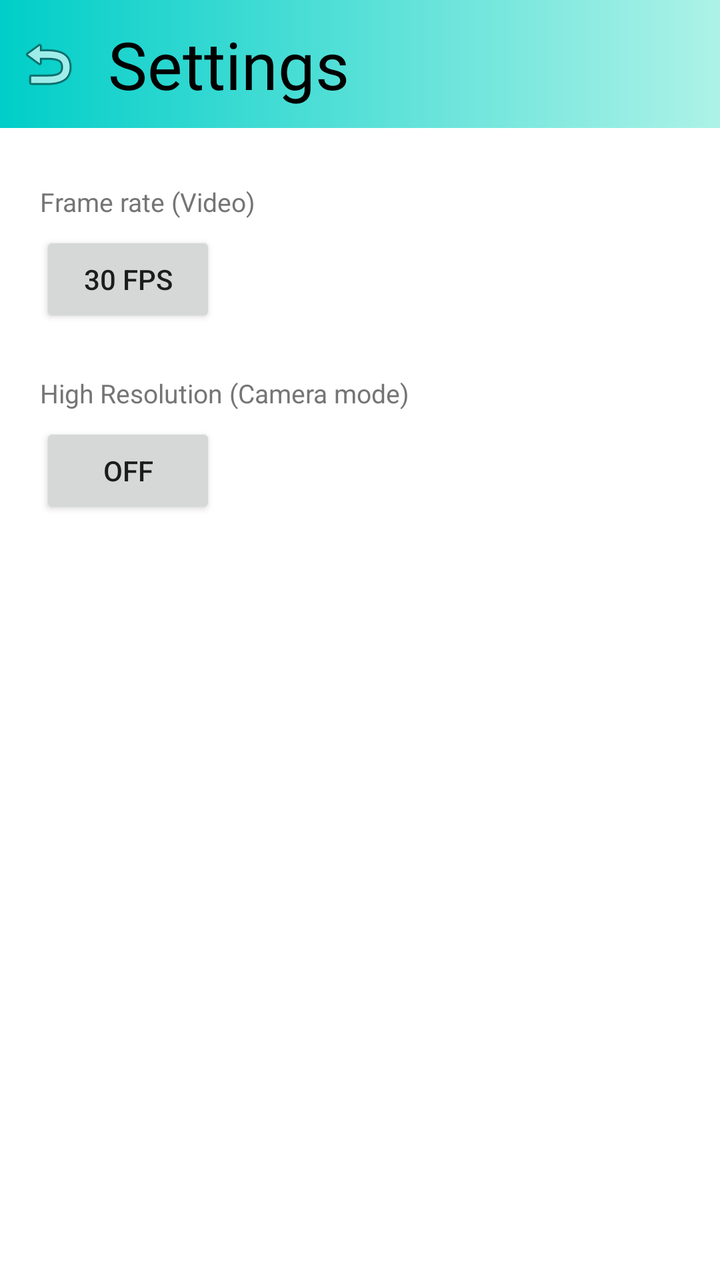
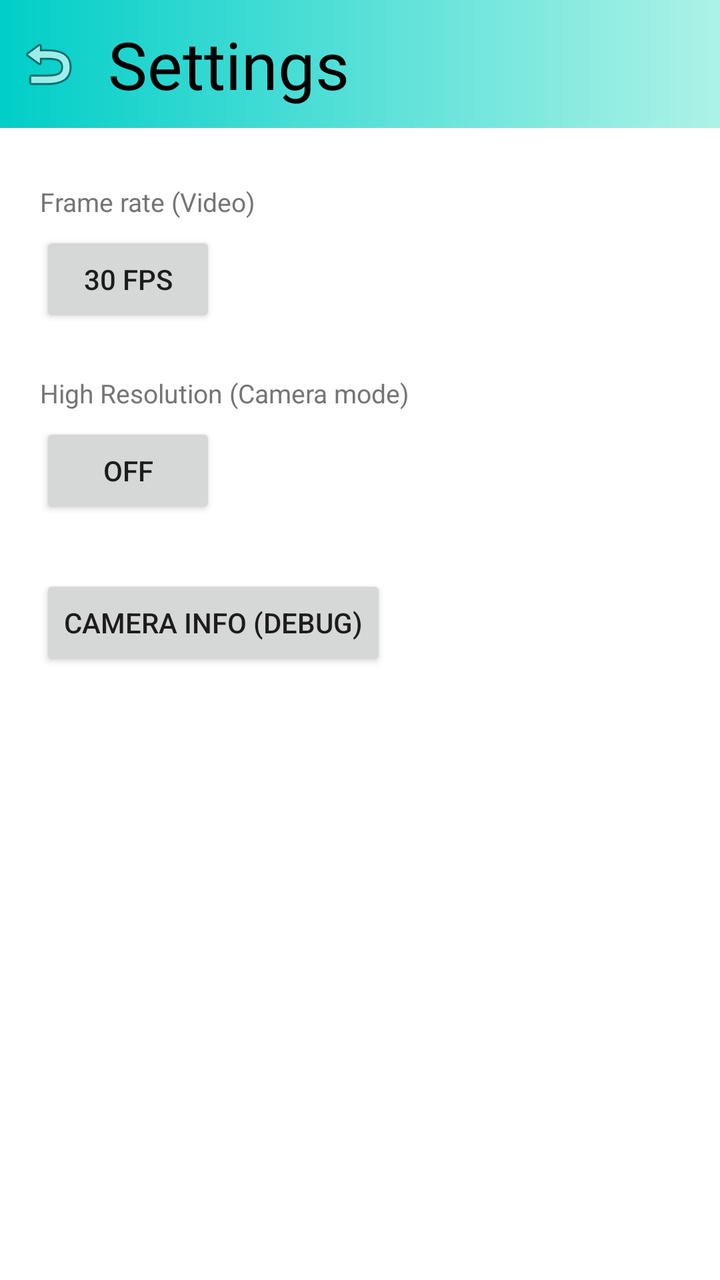

Compare the two renders of this Android layout. The source of the first and the diff that turns it into the second are given below.
<!-- AndroidManifest.xml: application theme Theme.AppCompat.Light.NoActionBar -->
<!-- res/layout/activity_settings.xml -->
<?xml version="1.0" encoding="utf-8"?>
<layout xmlns:android="http://schemas.android.com/apk/res/android"
    xmlns:app="http://schemas.android.com/apk/res-auto">

    <androidx.constraintlayout.widget.ConstraintLayout
        android:layout_width="match_parent"
        android:layout_height="match_parent"
        android:background="#FFFFFF">

        <LinearLayout
            android:id="@+id/settingsTopBar"
            android:layout_width="match_parent"
            android:layout_height="64dp"
            android:background="@drawable/top_bar_gradient"
            android:orientation="horizontal"
            android:gravity="center_vertical"
            android:paddingStart="4dp"
            app:layout_constraintTop_toTopOf="parent">

            <ImageButton
                android:id="@+id/btnBack"
                android:layout_width="40dp"
                android:layout_height="40dp"
                android:background="?attr/selectableItemBackgroundBorderless"
                android:src="@android:drawable/ic_menu_revert"
                android:contentDescription="Back" />

            <TextView
                android:layout_width="wrap_content"
                android:layout_height="wrap_content"
                android:layout_marginStart="10dp"
                android:text="Settings"
                android:textColor="#000000"
                android:textSize="33sp"
                android:maxLines="1"
                android:autoSizeTextType="uniform"
                android:autoSizeMinTextSize="16sp"
                android:autoSizeMaxTextSize="33sp"
                android:fontFamily="@font/delicatusmedium" />

        </LinearLayout>

        
        <TextView
            android:layout_width="wrap_content"
            android:layout_height="wrap_content"
            android:layout_marginStart="20dp"
            android:layout_marginTop="28dp"
            android:text="Frame rate (Video)"
            android:textColor="#757575"
            android:textSize="13sp"
            android:id="@+id/tvFpsLabel"
            app:layout_constraintTop_toBottomOf="@+id/settingsTopBar"
            app:layout_constraintStart_toStartOf="parent" />

        <Button
            android:id="@+id/btnFps"
            android:layout_width="wrap_content"
            android:layout_height="wrap_content"
            android:layout_marginStart="20dp"
            android:layout_marginTop="6dp"
            android:text="30 FPS"
            app:layout_constraintTop_toBottomOf="@+id/tvFpsLabel"
            app:layout_constraintStart_toStartOf="parent" />

        
        <TextView
            android:layout_width="wrap_content"
            android:layout_height="wrap_content"
            android:layout_marginStart="20dp"
            android:layout_marginTop="24dp"
            android:text="High Resolution (Camera mode)"
            android:textColor="#757575"
            android:textSize="13sp"
            android:id="@+id/tvHighResLabel"
            app:layout_constraintTop_toBottomOf="@+id/btnFps"
            app:layout_constraintStart_toStartOf="parent" />

        <Button
            android:id="@+id/btnHighRes"
            android:layout_width="wrap_content"
            android:layout_height="wrap_content"
            android:layout_marginStart="20dp"
            android:layout_marginTop="6dp"
            android:text="OFF"
            app:layout_constraintTop_toBottomOf="@+id/tvHighResLabel"
            app:layout_constraintStart_toStartOf="parent" />

    </androidx.constraintlayout.widget.ConstraintLayout>

</layout>
<!-- resources referenced by this layout -->
<resources>
  <!-- drawable top_bar_gradient (drawable) -->
  <?xml version="1.0" encoding="utf-8"?>
  <shape xmlns:android="http://schemas.android.com/apk/res/android"
      android:shape="rectangle">
      <gradient
          android:angle="0"
          android:startColor="@color/topbar_gradient_start"
          android:endColor="@color/topbar_gradient_end"
          android:type="linear" />
  </shape>
  <color name="topbar_gradient_start">#00CEC8</color>
  <color name="topbar_gradient_end">#ADF2E7</color>
</resources>

<!-- the commit's change to res/layout/activity_settings.xml (unified diff, before → after) -->
@@ -85,6 +85,16 @@
             android:text="OFF"
             app:layout_constraintTop_toBottomOf="@+id/tvHighResLabel"
             app:layout_constraintStart_toStartOf="parent" />
+        
+        <Button
+            android:id="@+id/btnCameraInfo"
+            android:layout_width="wrap_content"
+            android:layout_height="wrap_content"
+            android:layout_marginStart="20dp"
+            android:layout_marginTop="28dp"
+            android:text="Camera Info (debug)"
+            app:layout_constraintTop_toBottomOf="@+id/btnHighRes"
+            app:layout_constraintStart_toStartOf="parent" />
 
     </androidx.constraintlayout.widget.ConstraintLayout>
 
